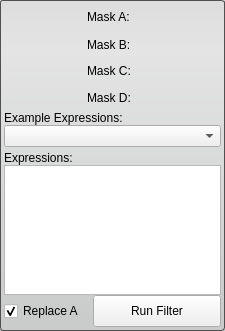
Qt form src/Interface/ToolInterface/BooleanFilterInterface.ui (SCIInstitute/Seg3D) before a commit.
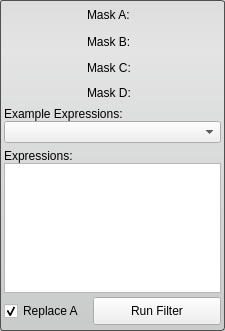
The same form after that commit.

Commit message: updates for adding filter actions, some filter actions

What changed in the file:
```diff
--- a/src/Interface/ToolInterface/BooleanFilterInterface.ui
+++ b/src/Interface/ToolInterface/BooleanFilterInterface.ui
@@ -40,7 +40,7 @@
   </property>
   <layout class="QVBoxLayout" name="verticalLayout_3">
    <property name="spacing">
-    <number>0</number>
+    <number>2</number>
    </property>
    <property name="margin">
     <number>4</number>
@@ -270,13 +270,13 @@
        <property name="minimumSize">
         <size>
          <width>0</width>
-         <height>32</height>
+         <height>28</height>
         </size>
        </property>
        <property name="maximumSize">
         <size>
          <width>16777215</width>
-         <height>32</height>
+         <height>28</height>
         </size>
        </property>
        <property name="text">
```
Left out of the diff: 2 changed lines with no effect on the pictures. The commit also changes 57 other files.
